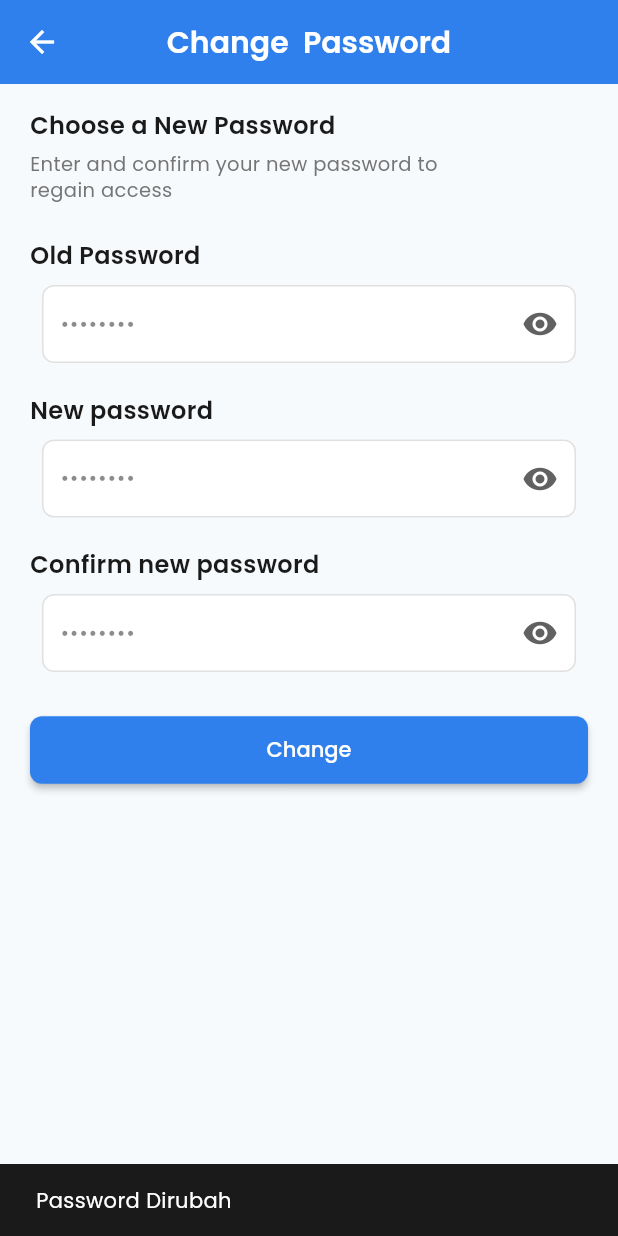
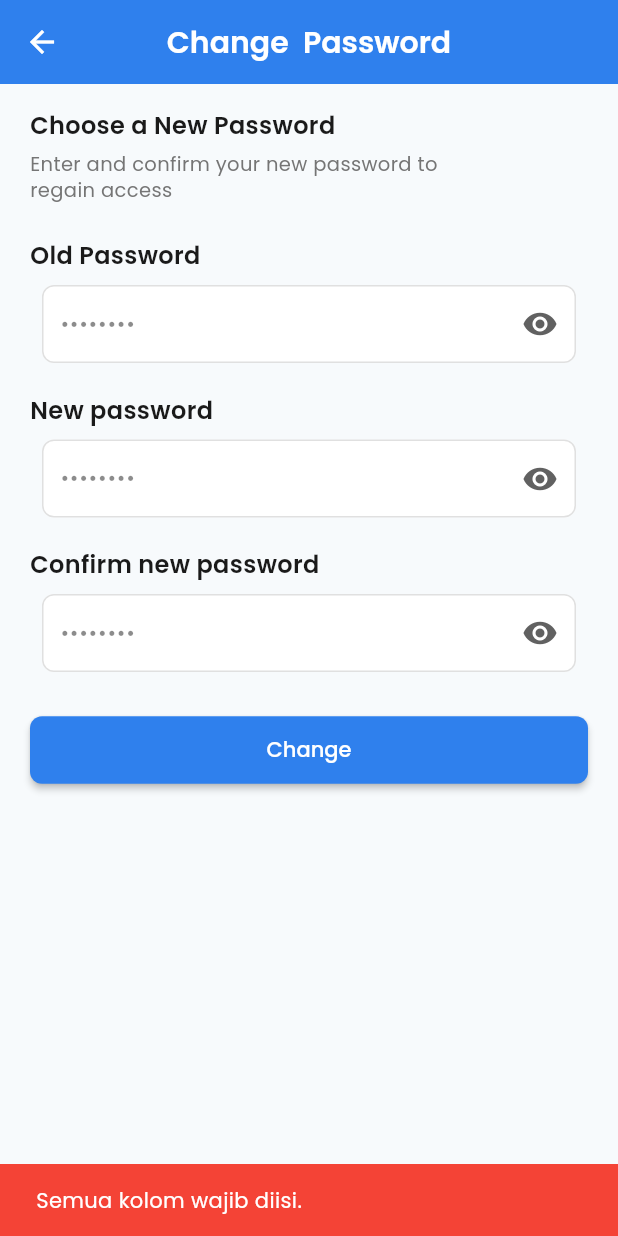
Before and after one commit to AZulUye/Inscore-App, a Flutter app: the ChangePasswordScreen screen opened by its route, after a tap on "Change", on a phone screen of 412 x 824 dp. Run offline on Flutter 3.47's test engine with Material 3 defaults, Android fonts, the phone set to English and light mode, and no system bars; our stand-ins replace dio, equatable, fl_chart, flutter_secure_storage, go_router, google_fonts and 3 more; accounts and stored records are empty.

Commit message:
implement change password and enhance UI

```diff
--- a/lib/features/auth/data/auth_repository.dart
+++ b/lib/features/auth/data/auth_repository.dart
@@ -114,7 +114,7 @@ class AuthRepository {
   }) async {
     try {
       final response = await _apiService.post(
-        '/change-password',
+        '/profile/change-password',
         data: {
           'current_password': currentPassword,
           'new_password': newPassword,
--- a/lib/features/auth/presentation/change_password_screen.dart
+++ b/lib/features/auth/presentation/change_password_screen.dart
@@ -1,6 +1,9 @@
 import 'package:flutter/material.dart';
 import 'package:go_router/go_router.dart';
-import 'package:inscore_app/core/app_routes.dart';
+import 'package:provider/provider.dart';
+
+import '../../../core/app_routes.dart';
+import '../../../providers/auth_provider.dart';
 
 class ChangePasswordScreen extends StatefulWidget {
   const ChangePasswordScreen({super.key});
@@ -95,17 +98,95 @@ class _ChangePasswordScreenState extends State<ChangePasswordScreen> {
 
               const SizedBox(height: 28),
 
-              SizedBox(
+              Consumer<AuthProvider>(
+                builder: (context, auth, _) {
+                  return SizedBox(
                     width: double.infinity,
                     child: ElevatedButton(
-                  onPressed: () {
+                      onPressed: auth.isLoading
+                          ? null
+                          : () async {
                               FocusScope.of(context).unfocus();
+
+                              final oldPwd = _oldPasswordController.text.trim();
+                              final newPwd = _newPasswordController.text.trim();
+                              final confirmPwd = _confirmPasswordController.text
+                                  .trim();
+
+                              if (oldPwd.isEmpty ||
+                                  newPwd.isEmpty ||
+                                  confirmPwd.isEmpty) {
                                 ScaffoldMessenger.of(context).showSnackBar(
-                      const SnackBar(content: Text('Password Dirubah')),
+                                  const SnackBar(
+                                    content: Text('Semua kolom wajib diisi.'),
+                                    backgroundColor: Colors.red,
+                                  ),
+                                );
+                                return;
+                              }
+                              if (newPwd.length < 6) {
+                                ScaffoldMessenger.of(context).showSnackBar(
+                                  const SnackBar(
+                                    content: Text(
+                                      'Kata sandi baru minimal 6 karakter.',
+                                    ),
+                                    backgroundColor: Colors.red,
+                                  ),
+                                );
+                                return;
+                              }
+                              if (newPwd != confirmPwd) {
+                                ScaffoldMessenger.of(context).showSnackBar(
+                                  const SnackBar(
+                                    content: Text(
+                                      'Konfirmasi kata sandi salah.',
+                                    ),
+                                    backgroundColor: Colors.red,
+                                  ),
+                                );
+                                return;
+                              }
+
+                              try {
+                                await context
+                                    .read<AuthProvider>()
+                                    .changePassword(
+                                      currentPassword: oldPwd,
+                                      newPassword: newPwd,
+                                      newPasswordConfirmation: confirmPwd,
+                                    );
+                                if (!context.mounted) return;
+                                ScaffoldMessenger.of(context).showSnackBar(
+                                  const SnackBar(
+                                    content: Text(
+                                      'Kata sandi berhasil diubah.',
+                                    ),
+                                    backgroundColor: Colors.green,
+                                  ),
+                                );
+                                context.go(AppRoutes.settings);
+                              } catch (e) {
+                                if (!context.mounted) return;
+                                final msg =
+                                    auth.error ?? 'Gagal mengubah kata sandi.';
+                                ScaffoldMessenger.of(context).showSnackBar(
+                                  SnackBar(
+                                    content: Text(msg),
+                                    backgroundColor: Colors.red,
+                                  ),
+                                );
+                              }
+                            },
+                      child: auth.isLoading
+                          ? const SizedBox(
+                              height: 18,
+                              width: 18,
+                              child: CircularProgressIndicator(strokeWidth: 2),
+                            )
+                          : const Text('Change'),
+                    ),
                   );
                 },
-                  child: const Text('Change'),
-                ),
               ),
             ],
           ),
--- a/lib/screens/main_screen.dart
+++ b/lib/screens/main_screen.dart
@@ -1,5 +1,4 @@
 import 'package:flutter/material.dart';
-import 'package:inscore_app/features/home/presentation/dashboard_screen.dart';
 import 'package:inscore_app/features/leaderboard/presentation/leaderboard_screen.dart';
 import 'package:inscore_app/features/home/presentation/home_screen.dart';
 import 'package:inscore_app/screens/settings_screen.dart';
--- a/lib/screens/onboarding_screen.dart
+++ b/lib/screens/onboarding_screen.dart
@@ -84,7 +84,7 @@ class _OnboardingScreenState extends State<OnboardingScreen> {
               itemCount: _pages.length,
               onPageChanged: (i) => setState(() => _current = i),
               itemBuilder: (context, index) {
-                final iconColor = theme.colorScheme.onPrimaryContainer;
+                final iconColor = theme.colorScheme.primary;
                 return Center(
                   child: Icon(_pages[index].icon, size: 160, color: iconColor),
                 );
```
Also changed, not shown: lib/features/home/presentation/widgets/platform_section.dart (+5 -8 lines), lib/features/home/presentation/widgets/weekly_comparison_card.dart (+4 -3 lines), lib/providers/auth_provider.dart (+20 -0 lines). Lines whose indentation alone changed are shown as unchanged.
